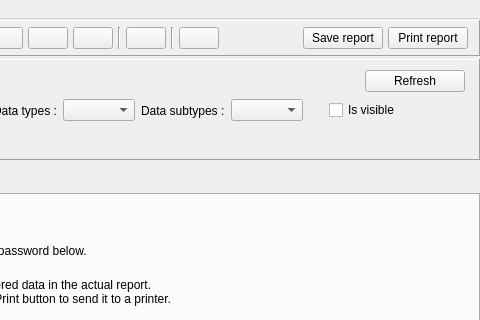
This is viewer/wndmain.ui in tbikfalvi/Belenus as Qt 5 draws it before an edit; both pictures show x 544 to 1024 and y 0 to 320 of the 1024 by 600 pixel window. The edited form follows.
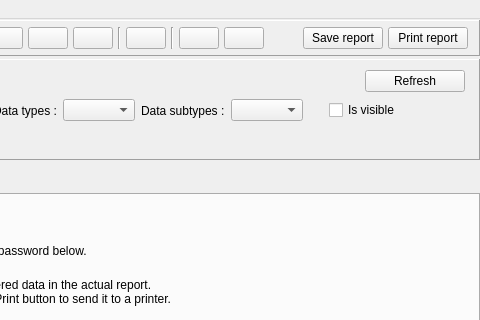
This is the edited form.

```diff
--- a/viewer/wndmain.ui
+++ b/viewer/wndmain.ui
@@ -399,6 +399,25 @@
          </property>
         </widget>
        </item>
+       <item>
+        <widget class="QPushButton" name="pbDeviceMinuteUsages">
+         <property name="toolTip">
+          <string>Summary of device minute usages</string>
+         </property>
+         <property name="text">
+          <string/>
+         </property>
+         <property name="iconSize">
+          <size>
+           <width>30</width>
+           <height>30</height>
+          </size>
+         </property>
+         <property name="checkable">
+          <bool>true</bool>
+         </property>
+        </widget>
+       </item>
        <item>
         <spacer name="horizontalSpacer">
          <property name="orientation">
```
Left out of the diff: 18 changed lines with no effect on the pictures.
